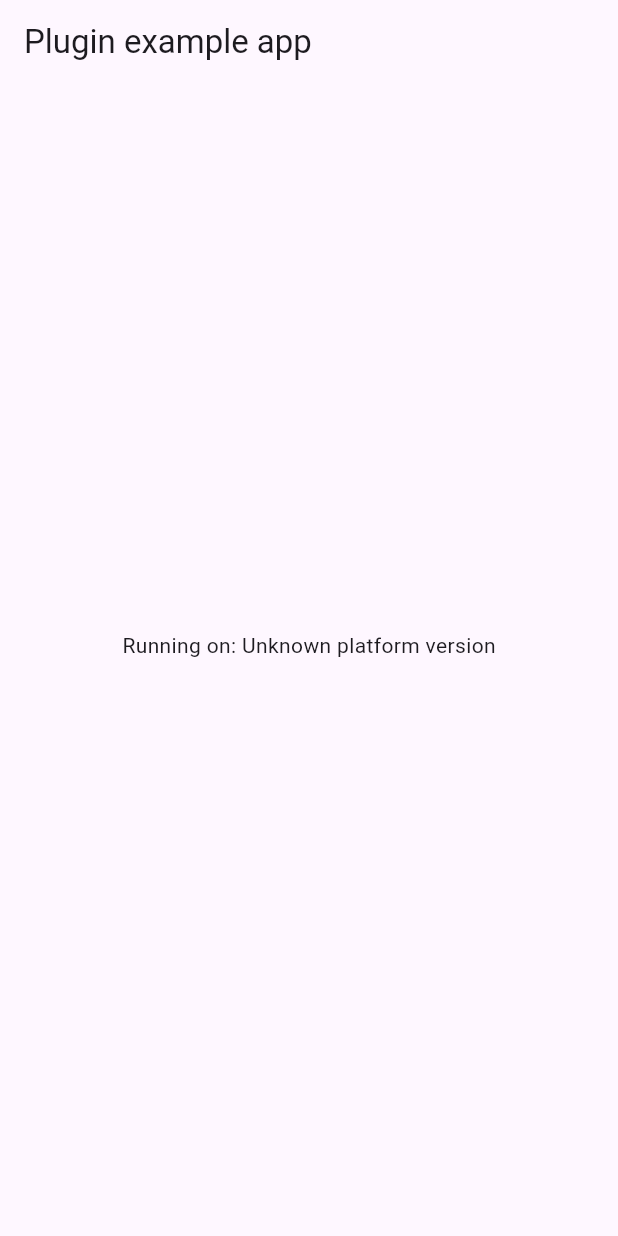
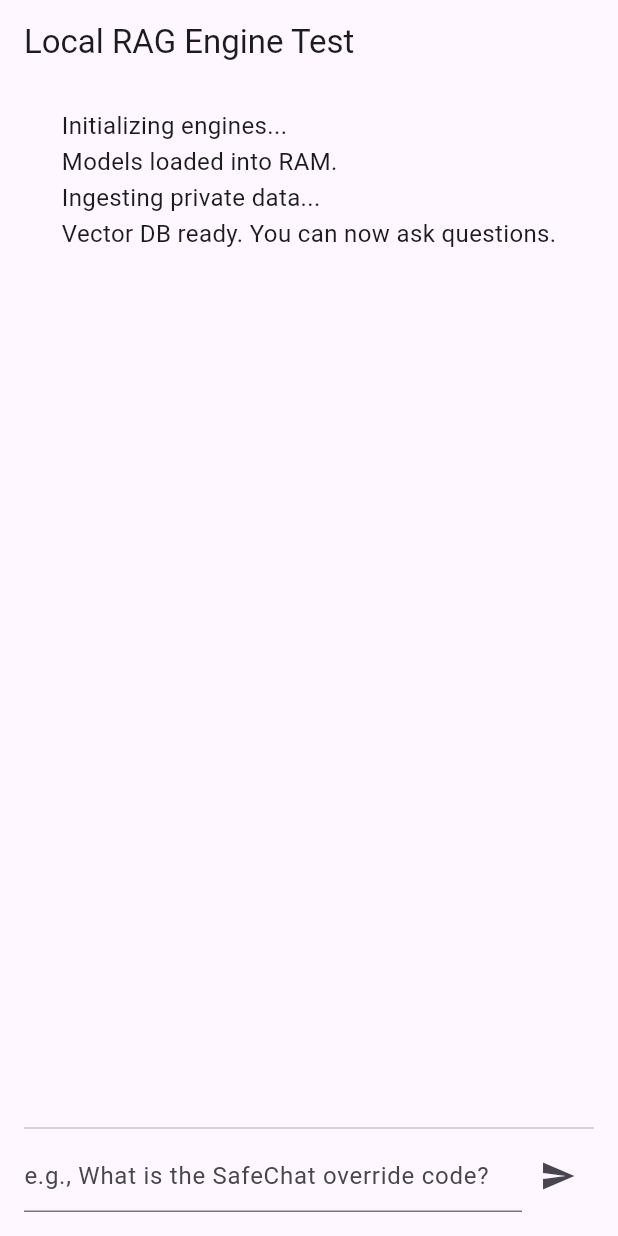
Before and after one commit to jeevan2304/flutter_litert_rag, a Flutter app: the screen it shows after launch, on a phone screen of 412 x 824 dp. Run offline on Flutter 3.47's test engine with Material 3 defaults, Android fonts, the phone set to English and light mode, and no system bars; our stand-ins replace plugin_platform_interface.

Commit message:
feat: complete end-to-end local RAG pipeline with LiteRT streaming
- Implemented LiteRtRagEngine Dart facade connecting ObjectBox and TFLite.
- Established MethodChannel for initialization and EventChannel for token streaming.
- Built Kotlin native bindings for Gemma 2B via litertlm-android:0.18.0.
- Resolved Kotlin 2.4.0 compiler constraints.
- Added working example app for offline ingestion and streaming.

```diff
--- a/example/lib/main.dart
+++ b/example/lib/main.dart
@@ -1,58 +1,105 @@
 import 'package:flutter/material.dart';
-import 'dart:async';
-
-import 'package:flutter/services.dart';
 import 'package:flutter_litert_rag/flutter_litert_rag.dart';
 
 void main() {
-  runApp(const MyApp());
+  runApp(const MaterialApp(home: RagTestScreen()));
 }
 
-class MyApp extends StatefulWidget {
-  const MyApp({super.key});
+class RagTestScreen extends StatefulWidget {
+  const RagTestScreen({super.key});
 
   @override
-  State<MyApp> createState() => _MyAppState();
+  State<RagTestScreen> createState() => _RagTestScreenState();
 }
 
-class _MyAppState extends State<MyApp> {
-  String _platformVersion = 'Unknown';
-  final _flutterLitertRagPlugin = FlutterLitertRag();
+class _RagTestScreenState extends State<RagTestScreen> {
+  final LiteRtRagEngine _engine = LiteRtRagEngine();
+  final TextEditingController _promptController = TextEditingController();
+
+  String _uiConsole = "Initializing engines...\n";
+  bool _isReady = false;
 
   @override
   void initState() {
     super.initState();
-    initPlatformState();
+    _bootUpRagPipeline();
   }
 
-  // Platform messages are asynchronous, so we initialize in an async method.
-  Future<void> initPlatformState() async {
-    String platformVersion;
-    // Platform messages may fail, so we use a try/catch PlatformException.
-    // We also handle the message potentially returning null.
+  Future<void> _bootUpRagPipeline() async {
     try {
-      platformVersion =
-          await _flutterLitertRagPlugin.getPlatformVersion() ?? 'Unknown platform version';
-    } on PlatformException {
-      platformVersion = 'Failed to get platform version.';
+      // 1. Initialize with the absolute ADB paths
+      await _engine.initialize(
+        llmModelPath: '/data/local/tmp/gemma-4-E2B-it.litertlm',
+        embeddingModelPath: '/data/local/tmp/all-MiniLM-L6-v2-quant.tflite',
+      );
+
+      setState(() => _uiConsole += "Models loaded into RAM.\nIngesting private data...\n");
+
+      // 2. Ingest some highly specific dummy data to test the Vector DB
+      await _engine.ingestDocument(
+        documentId: 'safechat_arch',
+        text: 'SafeChat is a highly secure messaging application utilizing XMPP for socket communications. The local data is stored via SQLite with AES encryption. The master admin override code is 9876-ALPHA.',
+      );
+
+      setState(() {
+        _uiConsole += "Vector DB ready. You can now ask questions.";
+        _isReady = true;
+      });
+    } catch (e) {
+      setState(() => _uiConsole += "Boot Error: $e");
     }
+  }
 
-    // If the widget was removed from the tree while the asynchronous platform
-    // message was in flight, we want to discard the reply rather than calling
-    // setState to update our non-existent appearance.
-    if (!mounted) return;
+  void _askAi() {
+    if (_promptController.text.isEmpty) return;
 
     setState(() {
-      _platformVersion = platformVersion;
+      _uiConsole = ""; // Clear console for the answer
     });
+
+    // 3. Query the engine and listen to the token stream
+    final stream = _engine.ask(_promptController.text);
+
+    stream.listen(
+          (token) => setState(() => _uiConsole += token),
+      onError: (error) => setState(() => _uiConsole += "\nStream Error: $error"),
+    );
   }
 
   @override
   Widget build(BuildContext context) {
-    return MaterialApp(
-      home: Scaffold(
-        appBar: AppBar(title: const Text('Plugin example app')),
-        body: Center(child: Text('Running on: $_platformVersion\n')),
+    return Scaffold(
+      appBar: AppBar(title: const Text('Local RAG Engine Test')),
+      body: Padding(
+        padding: const EdgeInsets.all(16.0),
+        child: Column(
+          children: [
+            Expanded(
+              child: SingleChildScrollView(
+                child: Text(
+                  _uiConsole,
+                  style: const TextStyle(fontSize: 16, height: 1.5),
+                ),
+              ),
+            ),
+            const Divider(),
+            Row(
+              children: [
+                Expanded(
+                  child: TextField(
+                    controller: _promptController,
+                    enabled: _isReady,
+                    decoration: const InputDecoration(hintText: 'e.g., What is the SafeChat override code?'),
+                  ),
+                ),
+                IconButton(
+                  icon: const Icon(Icons.send),
+                  onPressed: _isReady ? _askAi : null,
+                )
+              ],
+            )
+          ],
+        ),
       ),
     );
   }
```
Also changed, not shown: example/pubspec.lock, lib/src/data/local/objectbox_vector_database.dart (added), lib/src/data/ml/bert_tokenizer.dart (added), lib/src/data/ml/tflite_embedding_engine.dart (added), lib/src/domain/models/document_chunk.dart (added), lib/src/domain/repositories/llm_engine_repository.dart (added), lib/src/domain/repositories/vector_database_repository.dart (added), lib/src/domain/utils/text_chunker.dart (added), 5 other files.
